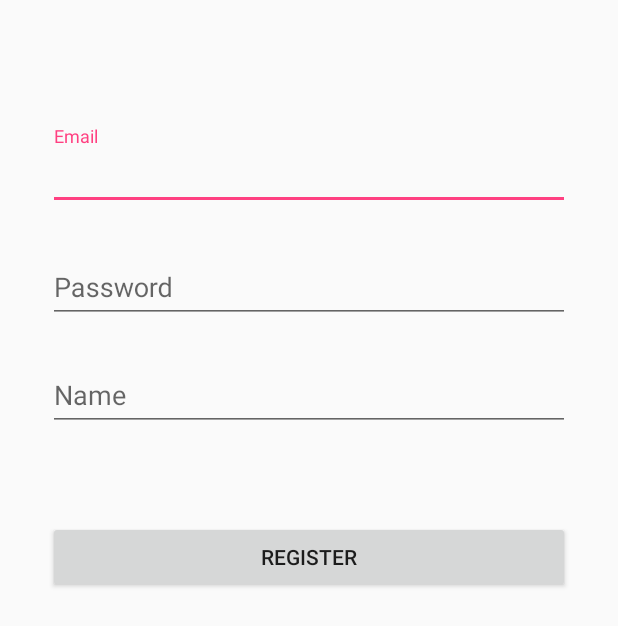
After one commit to galcyurio/slipp-board-android, an Android app: the RegisterActivity screen opened directly, with no data from a screen before it, on a phone screen of 412 x 824 dp. The commit adds this screen. Shown: the top 626 px of the screen. Run offline under Robolectric (Android 15) with nearby library versions, the phone set to English and light mode, and no system bars; our stand-ins replace Firebase (no records; nobody signed in at launch, a user with empty details on screens opened directly).

Commit message:
julia initial commit

```diff
--- /dev/null
+++ b/app/src/main/java/net/slipp/slippboard/RegisterActivity.kt
@@ -0,0 +1,43 @@
+package net.slipp.slippboard
+
+import android.content.Intent
+import android.support.v7.app.AppCompatActivity
+import android.os.Bundle
+import android.widget.Toast
+import com.google.android.gms.tasks.OnCompleteListener
+import com.google.firebase.auth.FirebaseAuth
+import kotlinx.android.synthetic.main.activity_register.*
+
+class RegisterActivity : AppCompatActivity() {
+
+    val mAuth = FirebaseAuth.getInstance()
+
+    override fun onCreate(savedInstanceState: Bundle?) {
+        super.onCreate(savedInstanceState)
+        setContentView(R.layout.activity_register)
+
+        btn_register.setOnClickListener() { view -> registerUser() }
+    }
+
+    private fun registerUser () {
+        var email = et_email_register.text.toString()
+        var password = et_password_register.text.toString()
+        var name = et_name_register.text.toString()
+
+
+        if (!email.isEmpty() && !password.isEmpty() && !name.isEmpty()) {
+            mAuth.createUserWithEmailAndPassword(email, password).addOnCompleteListener(this, OnCompleteListener { task ->
+                if (task.isSuccessful) {
+                    val user = mAuth.currentUser
+                    val uid = user!!.uid
+                    startActivity(Intent(this, ListActivity::class.java))
+                    Toast.makeText(this, "Successfully registered :)", Toast.LENGTH_LONG).show()
+                }else {
+                    Toast.makeText(this, "Error registering, try again later :(", Toast.LENGTH_LONG).show()
+                }
+            })
+        }else {
+            Toast.makeText(this,"Please fill up the Credentials :|", Toast.LENGTH_LONG).show()
+        }
+    }
+}
--- /dev/null
+++ b/app/src/main/res/layout/activity_register.xml
@@ -0,0 +1,80 @@
+<?xml version="1.0" encoding="utf-8"?>
+<android.support.constraint.ConstraintLayout
+    xmlns:android="http://schemas.android.com/apk/res/android"
+    xmlns:tools="http://schemas.android.com/tools"
+    xmlns:app="http://schemas.android.com/apk/res-auto"
+    android:layout_width="match_parent"
+    android:layout_height="match_parent"
+    tools:context=".RegisterActivity">
+
+    <android.support.design.widget.TextInputLayout
+        android:id="@+id/textInputLayout_email"
+        android:layout_width="0dp"
+        android:layout_height="59dp"
+        android:layout_marginTop="84dp"
+        android:layout_marginLeft="@dimen/activity_horizontal_margin_large"
+        android:layout_marginRight="@dimen/activity_horizontal_margin_large"
+        app:layout_constraintLeft_toLeftOf="parent"
+        app:layout_constraintRight_toRightOf="parent"
+        app:layout_constraintTop_toTopOf="parent">
+
+        <android.support.design.widget.TextInputEditText
+            android:id="@+id/et_email_register"
+            android:layout_width="match_parent"
+            android:layout_height="wrap_content"
+            android:hint="@string/email"
+            android:inputType="textEmailAddress|textWebEmailAddress" />
+
+    </android.support.design.widget.TextInputLayout>
+
+    <android.support.design.widget.TextInputLayout
+        android:id="@+id/textInputLayout_password"
+        android:layout_width="0dp"
+        android:layout_height="wrap_content"
+        android:layout_marginTop="@dimen/activity_vertical_margin"
+        android:layout_marginLeft="@dimen/activity_horizontal_margin_large"
+        android:layout_marginRight="@dimen/activity_horizontal_margin_large"
+        app:layout_constraintLeft_toLeftOf="parent"
+        app:layout_constraintRight_toRightOf="parent"
+        app:layout_constraintTop_toBottomOf="@id/textInputLayout_email">
+
+        <android.support.design.widget.TextInputEditText
+            android:id="@+id/et_password_register"
+            android:layout_width="match_parent"
+            android:layout_height="wrap_content"
+            android:hint="@string/password"
+            android:inputType="textPassword|textWebPassword" />
+    </android.support.design.widget.TextInputLayout>
+
+    <android.support.design.widget.TextInputLayout
+        android:id="@+id/textInputLayout_name"
+        android:layout_width="0dp"
+        android:layout_height="wrap_content"
+        android:layout_marginTop="@dimen/activity_vertical_margin"
+        android:layout_marginLeft="@dimen/activity_horizontal_margin_large"
+        android:layout_marginRight="@dimen/activity_horizontal_margin_large"
+        app:layout_constraintLeft_toLeftOf="parent"
+        app:layout_constraintRight_toRightOf="parent"
+        app:layout_constraintTop_toBottomOf="@id/textInputLayout_password">
+
+        <android.support.design.widget.TextInputEditText
+            android:id="@+id/et_name_register"
+            android:layout_width="match_parent"
+            android:layout_height="wrap_content"
+            android:hint="Name"
+            android:inputType="text" />
+    </android.support.design.widget.TextInputLayout>
+
+    <Button
+        android:id="@+id/btn_register"
+        android:layout_width="0dp"
+        android:layout_height="wrap_content"
+        android:layout_marginTop="60dp"
+        android:text="Register"
+        android:layout_marginLeft="@dimen/activity_horizontal_margin_large"
+        android:layout_marginRight="@dimen/activity_horizontal_margin_large"
+        app:layout_constraintLeft_toLeftOf="parent"
+        app:layout_constraintRight_toRightOf="parent"
+        app:layout_constraintTop_toBottomOf="@+id/textInputLayout_name" />
+
+</android.support.constraint.ConstraintLayout>
--- /dev/null
+++ b/app/src/main/res/values/dimens.xml
@@ -0,0 +1,7 @@
+<resources>
+    <!-- Default screen margins, per the Android Design guidelines. -->
+    <dimen name="activity_horizontal_margin_large">32dp</dimen>
+    <dimen name="activity_vertical_margin_large">32dp</dimen>
+    <dimen name="activity_horizontal_margin">16dp</dimen>
+    <dimen name="activity_vertical_margin">16dp</dimen>
+</resources>
--- a/app/src/main/res/values/styles.xml
+++ b/app/src/main/res/values/styles.xml
@@ -1,7 +1,7 @@
 <resources>
 
     <!-- Base application theme. -->
-    <style name="AppTheme" parent="Theme.AppCompat.Light.DarkActionBar">
+    <style name="AppTheme" parent="Theme.AppCompat.DayNight.NoActionBar">
         <!-- Customize your theme here. -->
         <item name="colorPrimary">@color/colorPrimary</item>
         <item name="colorPrimaryDark">@color/colorPrimaryDark</item>
```
Also changed, not shown: app/build.gradle (+27 -4 lines), app/src/main/AndroidManifest.xml (+13 -5 lines), app/src/main/java/net/slipp/slippboard/ListActivity.kt (+53 -1 lines), app/src/main/java/net/slipp/slippboard/MainActivity.kt (added, +49 -0 lines), app/src/main/java/net/slipp/slippboard/UserAdapter.kt (added, +40 -0 lines), app/src/main/java/net/slipp/slippboard/UserDTO.kt (added, +13 -0 lines), app/src/main/res/layout/activity_list.xml (+9 -9 lines), app/src/main/res/layout/activity_main.xml (added, +89 -0 lines), app/src/main/res/layout/list_row.xml (added, +53 -0 lines), app/src/main/res/menu/menu.xml (added, +7 -0 lines), app/src/main/res/values/strings.xml (+18 -0 lines), build.gradle (+4 -26 lines).
